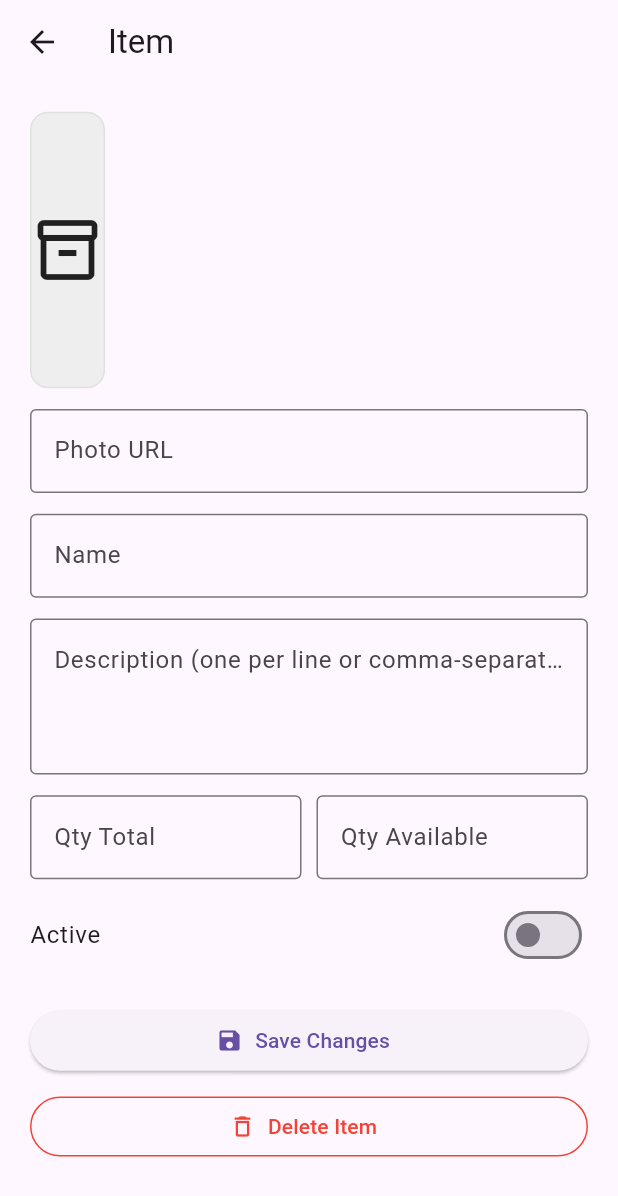
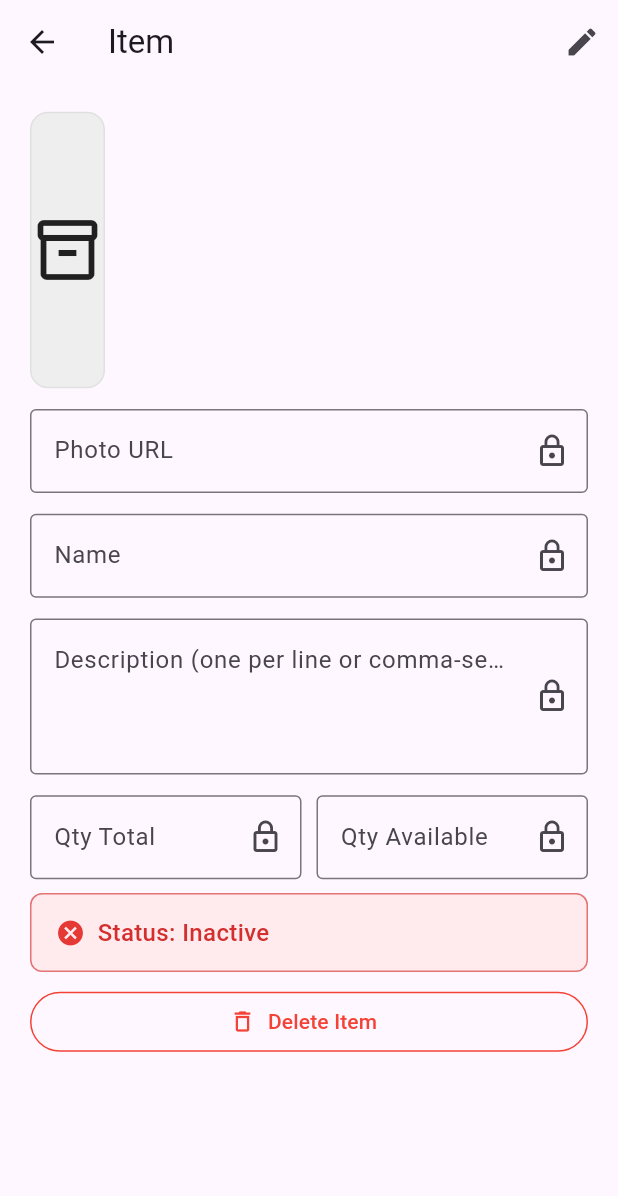
Before and after one commit to syllablelous/CTADMOBL_INF226, a Flutter app: the DetailScreen screen opened directly with empty values, on a phone screen of 412 x 824 dp. Shown: the top 1196 px of the screen. Run offline on Flutter 3.47's test engine with Material 3 defaults, Android fonts, the light colour scheme and no system bars; our stand-ins replace flutter_dotenv, flutter_screenutil, shared_preferences; accounts and stored records are empty.

Commit message:
Modified details screen to instead display the editing icon on the app bar to allow the user to edit the contents, instead of directly showing them the editing page upon clicking on an item.

```diff
--- a/rapi_longexam_mobile/lib/screens/details_screen.dart
+++ b/rapi_longexam_mobile/lib/screens/details_screen.dart
@@ -21,6 +21,7 @@ class _DetailScreenState extends State<DetailScreen> {
   late TextEditingController _qtyAvailCtrl;
   late bool _isActive;
   bool _isSaving = false;
+  bool _isEditMode = false;
   final _svc = ItemService();
   late Item _item;
 
@@ -180,7 +181,20 @@ class _DetailScreenState extends State<DetailScreen> {
   @override
   Widget build(BuildContext context) {
     return Scaffold(
-      appBar: AppBar(title: Text(_item.name.isEmpty ? 'Item' : _item.name)),
+      appBar: AppBar(
+        title: Text(_item.name.isEmpty ? 'Item' : _item.name),
+        actions: [
+          IconButton(
+            onPressed: () {
+              setState(() {
+                _isEditMode = !_isEditMode;
+              });
+            },
+            icon: Icon(_isEditMode ? Icons.close : Icons.edit),
+            tooltip: _isEditMode ? 'Cancel Edit' : 'Edit Item',
+          ),
+        ],
+      ),
       body: SafeArea(
         child: SingleChildScrollView(
           padding: EdgeInsets.symmetric(horizontal: 20.w, vertical: 16.h),
@@ -193,35 +207,41 @@ class _DetailScreenState extends State<DetailScreen> {
                 SizedBox(height: 12.h),
                 TextFormField(
                   controller: _photoCtrl,
-                  decoration: const InputDecoration(
+                  readOnly: !_isEditMode,
+                  decoration: InputDecoration(
                     labelText: 'Photo URL',
-                    border: OutlineInputBorder(),
+                    border: const OutlineInputBorder(),
+                    suffixIcon: _isEditMode ? null : const Icon(Icons.lock_outline),
                   ),
-                  onChanged: (_) => setState(() {}),
+                  onChanged: _isEditMode ? (_) => setState(() {}) : null,
                 ),
                 SizedBox(height: 12.h),
                 TextFormField(
                   controller: _nameCtrl,
-                  decoration: const InputDecoration(
+                  readOnly: !_isEditMode,
+                  decoration: InputDecoration(
                     labelText: 'Name',
-                    border: OutlineInputBorder(),
+                    border: const OutlineInputBorder(),
+                    suffixIcon: _isEditMode ? null : const Icon(Icons.lock_outline),
                   ),
-                  validator: (v) =>
-                      v?.trim().isEmpty == true ? 'Required' : null,
+                  validator: _isEditMode ? (v) =>
+                      v?.trim().isEmpty == true ? 'Required' : null : null,
                 ),
                 SizedBox(height: 12.h),
                 TextFormField(
                   controller: _descCtrl,
+                  readOnly: !_isEditMode,
                   minLines: 3,
                   maxLines: 6,
-                  decoration: const InputDecoration(
+                  decoration: InputDecoration(
                     labelText: 'Description (one per line or comma-separated)',
-                    border: OutlineInputBorder(),
+                    border: const OutlineInputBorder(),
                     alignLabelWithHint: true,
+                    suffixIcon: _isEditMode ? null : const Icon(Icons.lock_outline),
                   ),
-                  validator: (v) => _parseDesc(v ?? '').isEmpty
+                  validator: _isEditMode ? (v) => _parseDesc(v ?? '').isEmpty
                       ? 'Add at least one line'
-                      : null,
+                      : null : null,
                 ),
                 SizedBox(height: 12.h),
                 Row(
@@ -229,38 +249,43 @@ class _DetailScreenState extends State<DetailScreen> {
                     Expanded(
                       child: TextFormField(
                         controller: _qtyTotalCtrl,
+                        readOnly: !_isEditMode,
                         keyboardType: TextInputType.number,
-                        decoration: const InputDecoration(
+                        decoration: InputDecoration(
                           labelText: 'Qty Total',
-                          border: OutlineInputBorder(),
+                          border: const OutlineInputBorder(),
+                          suffixIcon: _isEditMode ? null : const Icon(Icons.lock_outline),
                         ),
-                        validator: (v) {
+                        validator: _isEditMode ? (v) {
                           final n = int.tryParse(v ?? '');
                           return n == null || n < 0 ? 'Invalid' : null;
-                        },
+                        } : null,
                       ),
                     ),
                     SizedBox(width: 10.w),
                     Expanded(
                       child: TextFormField(
                         controller: _qtyAvailCtrl,
+                        readOnly: !_isEditMode,
                         keyboardType: TextInputType.number,
-                        decoration: const InputDecoration(
+                        decoration: InputDecoration(
                           labelText: 'Qty Available',
-                          border: OutlineInputBorder(),
+                          border: const OutlineInputBorder(),
+                          suffixIcon: _isEditMode ? null : const Icon(Icons.lock_outline),
                         ),
-                        validator: (v) {
+                        validator: _isEditMode ? (v) {
                           final a = int.tryParse(v ?? '');
                           final t = int.tryParse(_qtyTotalCtrl.text);
                           if (a == null || a < 0) return 'Invalid';
                           if (t != null && a > t) return '> total';
                           return null;
-                        },
+                        } : null,
                       ),
                     ),
                   ],
                 ),
                 SizedBox(height: 8.h),
+                if (_isEditMode) ...[
                   SwitchListTile.adaptive(
                     contentPadding: EdgeInsets.zero,
                     title: const Text('Active'),
@@ -282,6 +307,38 @@ class _DetailScreenState extends State<DetailScreen> {
                       label: Text(_isSaving ? 'Saving...' : 'Save Changes'),
                     ),
                   ),
+                ] else ...[
+                  // Display read-only status
+                  Container(
+                    width: double.infinity,
+                    padding: EdgeInsets.symmetric(vertical: 12.h, horizontal: 16.w),
+                    decoration: BoxDecoration(
+                      color: _isActive ? Colors.green[50] : Colors.red[50],
+                      borderRadius: BorderRadius.circular(8.r),
+                      border: Border.all(
+                        color: _isActive ? Colors.green[300]! : Colors.red[300]!,
+                      ),
+                    ),
+                    child: Row(
+                      children: [
+                        Icon(
+                          _isActive ? Icons.check_circle : Icons.cancel,
+                          color: _isActive ? Colors.green[600] : Colors.red[600],
+                          size: 20.sp,
+                        ),
+                        SizedBox(width: 8.w),
+                        Text(
+                          'Status: ${_isActive ? 'Active' : 'Inactive'}',
+                          style: TextStyle(
+                            fontSize: 16.sp,
+                            fontWeight: FontWeight.w500,
+                            color: _isActive ? Colors.green[700] : Colors.red[700],
+                          ),
+                        ),
+                      ],
+                    ),
+                  ),
+                ],
                 SizedBox(height: 8.h),
                 // Only show delete button for inactive items
                 if (!_isActive) ...[
```
Also changed, not shown: rapi_longexam_mobile/assets/images/StreetFeedLogo-old.png (added), rapi_longexam_mobile/assets/images/StreetFeedLogo.png. Lines whose indentation alone changed are shown as unchanged.
